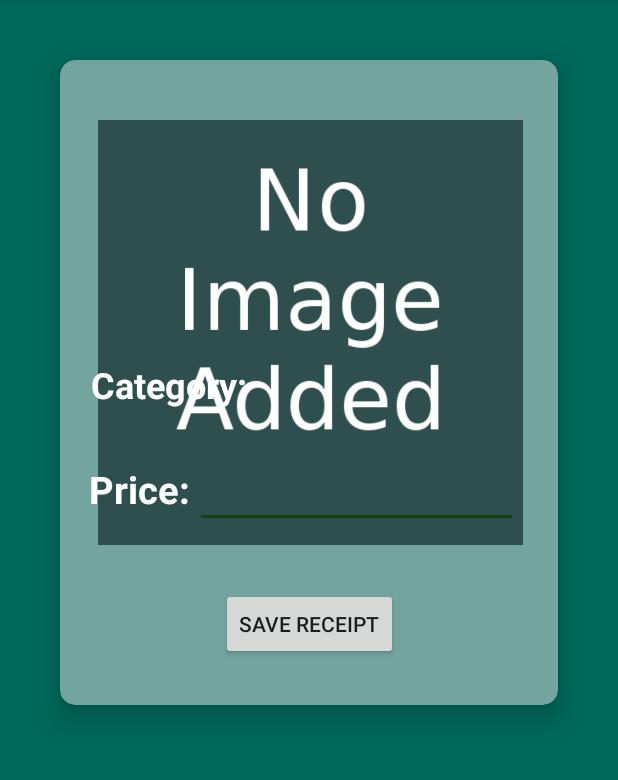
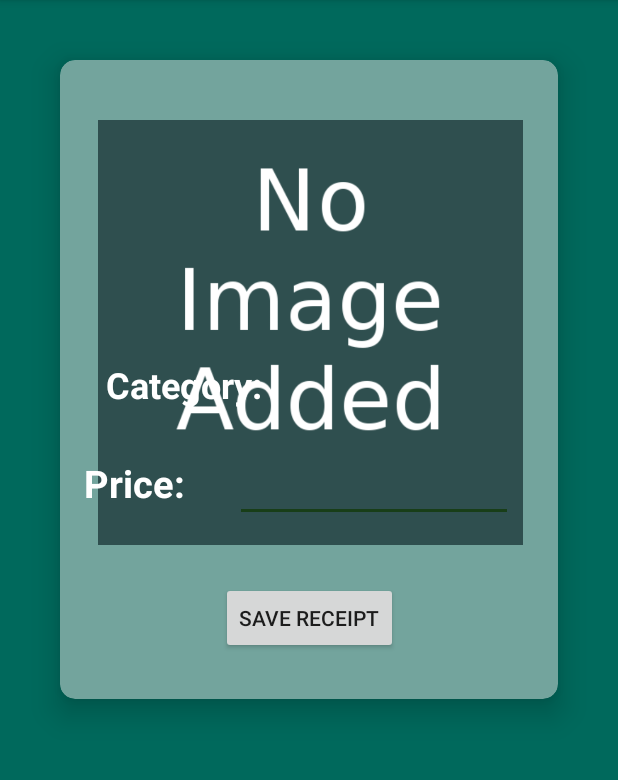
Before and after one commit to noahsibai/pennypincher, an Android app: the Form screen opened directly, with no data from a screen before it, on a phone screen of 412 x 824 dp, the part 84-864 px from its top. Run offline under Robolectric (Android 15) with nearby library versions, the phone set to English and light mode, and no system bars; libraries missing offline, so code that uses them is left out: es.dmoral.toasty; 1 statement that could not run was skipped.

Commit message:
added another form

```diff
--- a/app/src/main/res/layout/activity_form.xml
+++ b/app/src/main/res/layout/activity_form.xml
@@ -40,6 +40,7 @@
                 android:id="@+id/textView2"
                 android:layout_width="wrap_content"
                 android:layout_height="wrap_content"
+                android:layout_marginEnd="12dp"
                 android:layout_marginStart="16dp"
                 android:layout_marginTop="160dp"
                 android:text="Category:"
@@ -56,40 +57,38 @@
                 android:layout_width="wrap_content"
                 android:layout_height="wrap_content"
                 android:layout_marginStart="16dp"
-                android:layout_marginTop="36dp"
+                android:layout_marginTop="32dp"
                 android:text="Price:"
                 android:textAlignment="center"
                 android:textColor="@android:color/white"
                 android:textSize="25sp"
                 android:textStyle="bold"
                 app:layout_constraintEnd_toStartOf="@+id/price"
+                app:layout_constraintHorizontal_bias="0.0"
                 app:layout_constraintStart_toStartOf="parent"
                 app:layout_constraintTop_toBottomOf="@+id/textView2" />
 
             <EditText
                 android:id="@+id/price"
-                android:layout_width="215dp"
+                android:layout_width="185dp"
                 android:layout_height="wrap_content"
-                android:layout_marginEnd="23dp"
+                android:layout_marginEnd="30dp"
                 android:ems="10"
                 android:inputType="numberDecimal"
                 android:textColor="@android:color/white"
                 app:layout_constraintBaseline_toBaselineOf="@+id/textView3"
                 app:layout_constraintBottom_toBottomOf="@+id/textView3"
-                app:layout_constraintEnd_toEndOf="parent"
-                app:layout_constraintStart_toEndOf="@+id/textView3" />
+                app:layout_constraintEnd_toEndOf="parent" />
 
             <Spinner
                 android:id="@+id/category"
                 android:layout_width="126dp"
                 android:layout_height="32dp"
                 android:layout_marginBottom="32dp"
-                android:layout_marginEnd="72dp"
+                android:layout_marginEnd="44dp"
                 android:layout_marginTop="161dp"
                 app:layout_constraintBottom_toTopOf="@+id/price"
                 app:layout_constraintEnd_toEndOf="parent"
-                app:layout_constraintHorizontal_bias="0.0"
-                app:layout_constraintStart_toEndOf="@+id/textView2"
                 app:layout_constraintTop_toBottomOf="@+id/thumb"
                 app:layout_constraintVertical_bias="1.0" />
 
```
